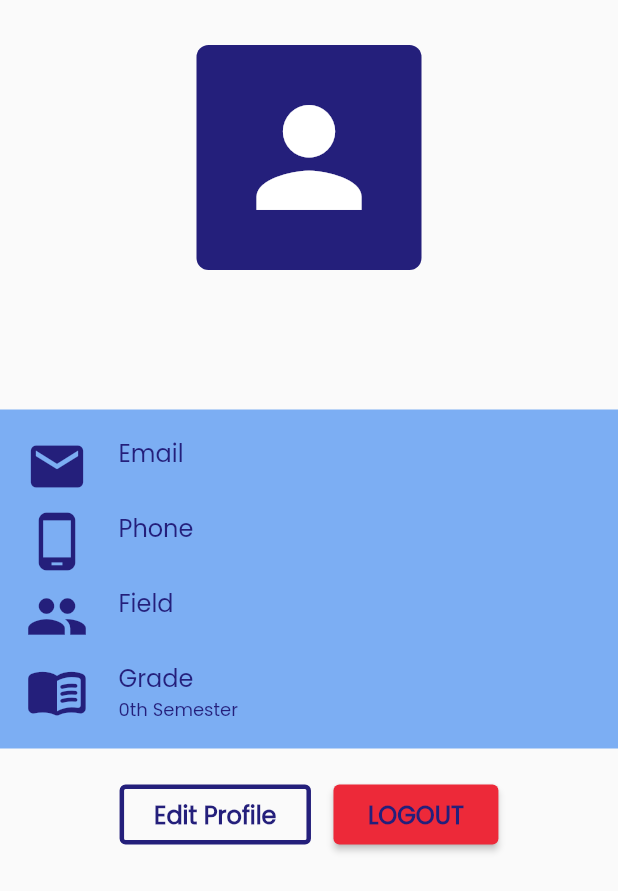
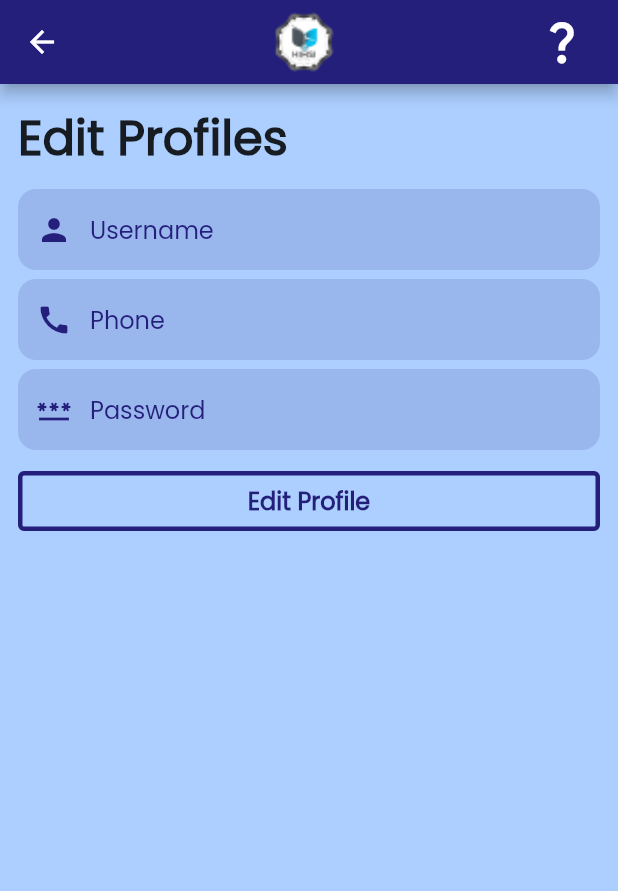
Before and after one commit to WTanardi/AplikaSI, a Flutter app: the ProfileWidget widget shown alone on an empty page, opened directly with empty values, after a tap on "Edit Profile", on a phone screen of 412 x 824 dp. Shown: the top 891 px of the screen. Run offline on Flutter 3.47's test engine with Material 2 defaults, Android fonts, the phone set to English and light mode, and no system bars; our stand-ins replace carousel_slider, cloud_firestore, firebase_auth, firebase_core, table_calendar; missing offline and left inert: dart:ffi; accounts and stored records are empty.

Commit message:
edit selesai, todo list detail blom

```diff
--- a/lib/carousel_detail.dart
+++ b/lib/carousel_detail.dart
@@ -1,5 +1,7 @@
 import 'package:aplika_si/Model/Event.dart';
 import 'package:flutter/material.dart';
+
+import 'about.dart';
 
 class DetailPage extends StatelessWidget {
   final Event carouselItem;
@@ -19,6 +21,25 @@ class DetailPage extends StatelessWidget {
             fit: BoxFit.fitWidth,
           ),
         ),
+        actions: [
+          IconButton(
+            onPressed: () {
+              Navigator.push(
+                context,
+                MaterialPageRoute(
+                  builder: (context) => const AboutUs(),
+                ),
+              );
+            },
+            icon: const Icon(
+              Icons.question_mark_outlined,
+              size: 35,
+            ),
+          ),
+          const SizedBox(
+            width: 15,
+          )
+        ],
       ),
       body: SingleChildScrollView(
         child: Padding(
--- /dev/null
+++ b/lib/edit_profile.dart
@@ -0,0 +1,160 @@
+import 'package:aplika_si/login.dart';
+import 'package:flutter/material.dart';
+import 'package:flutter/services.dart';
+
+import 'about.dart';
+
+class EditProfile extends StatefulWidget {
+  const EditProfile({super.key});
+
+  @override
+  State<EditProfile> createState() => _EditProfileState();
+}
+
+class _EditProfileState extends State<EditProfile> {
+  @override
+  Widget build(BuildContext context) {
+    return Scaffold(
+      backgroundColor: const Color(0xFFACCFFF),
+      appBar: AppBar(
+        backgroundColor: const Color(0xFF241F7B),
+        title: Center(
+          child: Image.asset(
+            "assets/images/logo.png",
+            width: 42,
+            fit: BoxFit.fitWidth,
+          ),
+        ),
+        actions: [
+          IconButton(
+            onPressed: () {
+              Navigator.push(
+                context,
+                MaterialPageRoute(
+                  builder: (context) => const AboutUs(),
+                ),
+              );
+            },
+            icon: const Icon(
+              Icons.question_mark_outlined,
+              size: 35,
+            ),
+          ),
+          const SizedBox(
+            width: 15,
+          )
+        ],
+      ),
+      body: Container(
+        margin: EdgeInsets.symmetric(horizontal: 12),
+        child: ListView(
+          children: [
+            SizedBox(
+              height: 12,
+            ),
+            Text(
+              "Edit Profiles",
+              style: TextStyle(
+                fontFamily: 'Poppins',
+                fontSize: 32,
+                fontWeight: FontWeight.w600,
+              ),
+            ),
+            SizedBox(
+              height: 10,
+            ),
+            TextField(
+              decoration: InputDecoration(
+                hintText: "Username",
+                fillColor: const Color.fromARGB(35, 36, 31, 123),
+                contentPadding: const EdgeInsets.fromLTRB(15, 15, 15, 15),
+                hintStyle: const TextStyle(
+                  fontFamily: 'Poppins',
+                  fontSize: 16,
+                  color: Color.fromARGB(255, 36, 31, 123),
+                ),
+                border: const OutlineInputBorder(
+                  borderRadius: BorderRadius.all(Radius.circular(12)),
+                  borderSide: BorderSide.none,
+                ),
+                prefixIconColor: const Color.fromARGB(255, 36, 31, 123),
+                filled: true,
+                prefixIcon: Icon(Icons.person),
+              ),
+            ),
+            SizedBox(
+              height: 6,
+            ),
+            TextField(
+              keyboardType: TextInputType.number,
+              inputFormatters: [
+                FilteringTextInputFormatter.digitsOnly,
+              ],
+              decoration: InputDecoration(
+                hintText: "Phone",
+                fillColor: const Color.fromARGB(35, 36, 31, 123),
+                contentPadding: const EdgeInsets.fromLTRB(15, 15, 15, 15),
+                hintStyle: const TextStyle(
+                  fontFamily: 'Poppins',
+                  fontSize: 16,
+                  color: Color.fromARGB(255, 36, 31, 123),
+                ),
+                border: const OutlineInputBorder(
+                  borderRadius: BorderRadius.all(Radius.circular(12)),
+                  borderSide: BorderSide.none,
+                ),
+                prefixIconColor: const Color.fromARGB(255, 36, 31, 123),
+                filled: true,
+                prefixIcon: Icon(Icons.call),
+              ),
+            ),
+            SizedBox(
+              height: 6,
+            ),
+            TextField(
+              obscureText: true,
+              decoration: InputDecoration(
+                hintText: "Password",
+                fillColor: const Color.fromARGB(35, 36, 31, 123),
+                contentPadding: const EdgeInsets.fromLTRB(15, 15, 15, 15),
+                hintStyle: const TextStyle(
+                  fontFamily: 'Poppins',
+                  fontSize: 16,
+                  color: Color.fromARGB(255, 36, 31, 123),
+                ),
+                border: const OutlineInputBorder(
+                  borderRadius: BorderRadius.all(Radius.circular(12)),
+                  borderSide: BorderSide.none,
+                ),
+                prefixIconColor: const Color.fromARGB(255, 36, 31, 123),
+                filled: true,
+                prefixIcon: Icon(Icons.password),
+              ),
+            ),
+            SizedBox(
+              height: 10,
+            ),
+            ElevatedButton(
+              onPressed: () {},
+              style: ElevatedButton.styleFrom(
+                padding:
+                    const EdgeInsets.symmetric(horizontal: 23, vertical: 8),
+                backgroundColor: Colors.transparent,
+                foregroundColor: const Color(0xFF241F7B),
+                elevation: 0,
+                side: const BorderSide(color: Color(0xFF241F7B), width: 3),
+              ),
+              child: const Text(
+                "Edit Profile",
+                style: TextStyle(
+                    fontFamily: 'Poppins',
+                    fontWeight: FontWeight.w700,
+                    fontSize: 16),
+              ),
+            ),
+          ],
+        ),
+      ),
+    );
+  }
+}
--- a/lib/profil.dart
+++ b/lib/profil.dart
@@ -1,6 +1,7 @@
 import 'package:aplika_si/Model/User.dart';
 import 'package:aplika_si/Service/Auth_Service.dart';
 import 'package:aplika_si/Service/Firestore_Service.dart';
+import 'package:aplika_si/edit_profile.dart';
 import 'package:aplika_si/login.dart';
 // import 'package:firebase_auth/firebase_auth.dart';
 import 'main.dart';
@@ -253,7 +254,14 @@ class ProfileWidget extends StatelessWidget {
             mainAxisAlignment: MainAxisAlignment.center,
             children: [
               ElevatedButton(
-                onPressed: () {},
+                onPressed: () {
+                  Navigator.push(
+                    context,
+                    MaterialPageRoute(
+                      builder: (context) => const EditProfile(),
+                    ),
+                  );
+                },
                 style: ElevatedButton.styleFrom(
                   padding:
                       const EdgeInsets.symmetric(horizontal: 23, vertical: 8),
--- /dev/null
+++ b/lib/todo_detail.dart
@@ -0,0 +1,27 @@
+import 'package:flutter/material.dart';
+
+class ToDoDetail extends StatefulWidget {
+  const ToDoDetail({super.key});
+
+  @override
+  State<ToDoDetail> createState() => _ToDoDetailState();
+}
+
+class _ToDoDetailState extends State<ToDoDetail> {
+  @override
+  Widget build(BuildContext context) {
+    return Scaffold(
+      backgroundColor: const Color(0xFFACCFFF),
+      appBar: AppBar(
+        backgroundColor: const Color(0xFF241F7B),
+        title: Center(
+          child: Image.asset(
+            "assets/images/logo.png",
+            width: 42,
+            fit: BoxFit.fitWidth,
+          ),
+        ),
+      ),
+    );
+  }
+}
```
Also changed, not shown: pubspec.lock.
